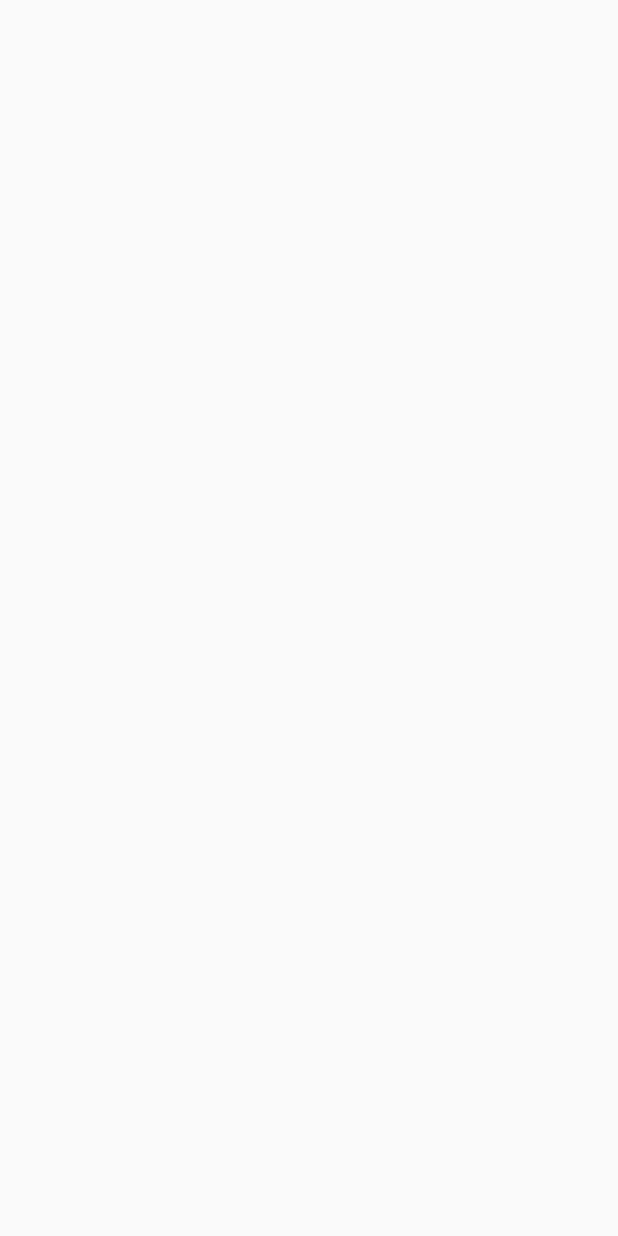
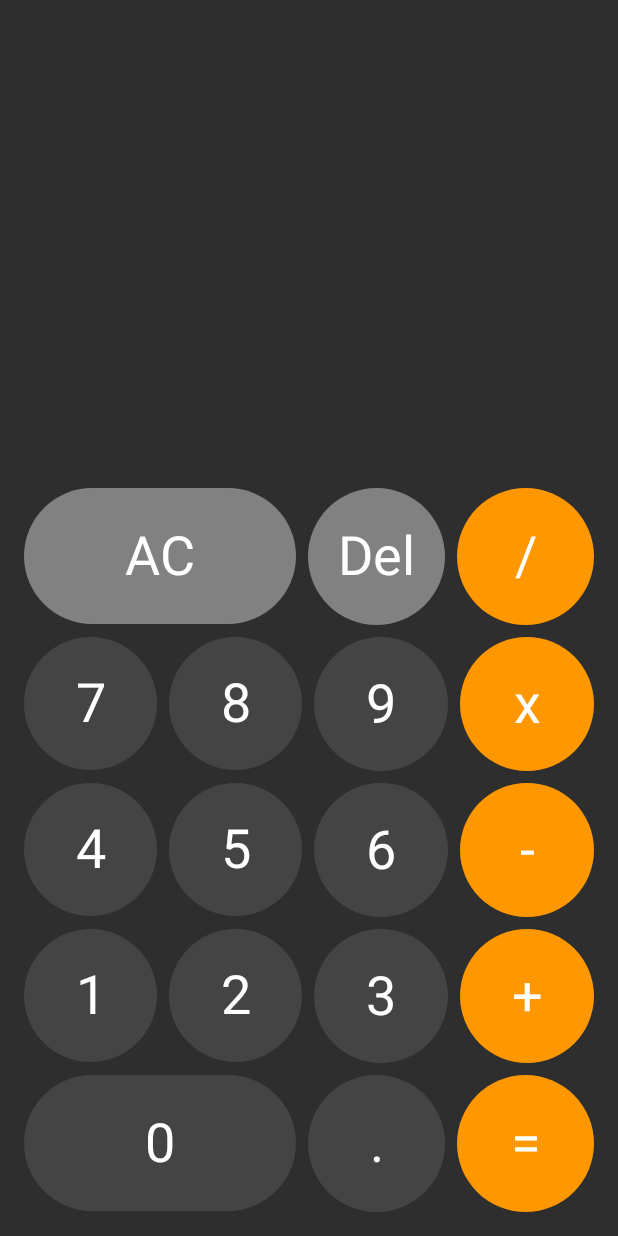
Before and after one commit to adutwum-soft/calculatorApp, an Android app built with Jetpack Compose: the screen it shows after launch (MainActivity), on a phone screen of 412 x 824 dp. Before the commit the screen is empty. Run offline under Robolectric (Android 15) with nearby library versions, the phone set to English and light mode, and no system bars.

Commit message:
implement calculator

```diff
--- /dev/null
+++ b/app/src/main/java/com/example/calculatorapp/Calculator.kt
@@ -0,0 +1,263 @@
+package com.example.calculatorapp
+
+import androidx.compose.foundation.background
+import androidx.compose.foundation.layout.*
+import androidx.compose.material.Text
+import androidx.compose.runtime.Composable
+import androidx.compose.ui.Alignment
+import androidx.compose.ui.Modifier
+import androidx.compose.ui.graphics.Color
+import androidx.compose.ui.text.font.FontWeight
+import androidx.compose.ui.text.style.TextAlign
+import androidx.compose.ui.unit.Dp
+import androidx.compose.ui.unit.dp
+import androidx.compose.ui.unit.sp
+import com.example.calculatorapp.ui.theme.LightGray
+import com.example.calculatorapp.ui.theme.Orange
+
+/**
+ * Created by Patrick Adutwum on 21/11/2022.
+ */
+
+@Composable
+fun Calculator(
+    state: CalculatorState,
+    buttonSpacing: Dp = 8.dp,
+    modifier: Modifier,
+    onAction: (CalculatorAction) -> Unit
+){
+    Box(modifier = modifier) {
+        Column(
+            modifier = Modifier
+                .fillMaxWidth()
+                .align(Alignment.BottomCenter),
+            verticalArrangement = Arrangement.spacedBy(buttonSpacing)
+        ) {
+            Text(
+                text = state.number1 + (state.operation?.symbol ?: "") + state.number2,
+                textAlign = TextAlign.End,
+                modifier = Modifier
+                    .fillMaxWidth()
+                    .padding(vertical = 32.dp),
+                fontWeight = FontWeight.Light,
+                fontSize = 80.sp,
+                color = Color.White,
+                maxLines = 2,
+            )
+            Row (
+                modifier = Modifier
+                    .fillMaxWidth(),
+                horizontalArrangement = Arrangement.spacedBy(buttonSpacing)
+            ){
+                CalculatorButton(
+                    symbol = "AC",
+                    modifier = Modifier
+                        .background(LightGray)
+                        .aspectRatio(2f)
+                        .weight(2f),
+                    onClick = {
+                        onAction(CalculatorAction.Clear)
+                    }
+                )
+                CalculatorButton(
+                    symbol = "Del",
+                    modifier = Modifier
+                        .background(LightGray)
+                        .aspectRatio(1f)
+                        .weight(1f),
+                    onClick = {
+                        onAction(CalculatorAction.Delete)
+                    }
+                )
+                CalculatorButton(
+                    symbol = "/",
+                    modifier = Modifier
+                        .background(Orange)
+                        .aspectRatio(1f)
+                        .weight(1f),
+                    onClick = {
+                        onAction(CalculatorAction.Operation(CalculatorOperation.Divide))
+                    }
+                )
+            }
+
+            Row (
+                modifier = Modifier
+                    .fillMaxWidth(),
+                horizontalArrangement = Arrangement.spacedBy(buttonSpacing)
+            ){
+                CalculatorButton(
+                    symbol = "7",
+                    modifier = Modifier
+                        .background(Color.DarkGray)
+                        .aspectRatio(1f)
+                        .weight(1f),
+                    onClick = {
+                        onAction(CalculatorAction.Number(7))
+                    }
+                )
+                CalculatorButton(
+                    symbol = "8",
+                    modifier = Modifier
+                        .background(Color.DarkGray)
+                        .aspectRatio(1f)
+                        .weight(1f),
+                    onClick = {
+                        onAction(CalculatorAction.Number(8))
+                    }
+                )
+                CalculatorButton(
+                    symbol = "9",
+                    modifier = Modifier
+                        .background(Color.DarkGray)
+                        .aspectRatio(1f)
+                        .weight(1f),
+                    onClick = {
+                        onAction(CalculatorAction.Number(9))
+                    }
+                )
+                CalculatorButton(
+                    symbol = "x",
+                    modifier = Modifier
+                        .background(Orange)
+                        .aspectRatio(1f)
+                        .weight(1f),
+                    onClick = {
+                        onAction(CalculatorAction.Operation(CalculatorOperation.Multiply))
+                    }
+                )
+            }
+
+            Row (
+                modifier = Modifier
+                    .fillMaxWidth(),
+                horizontalArrangement = Arrangement.spacedBy(buttonSpacing)
+            ){
+                CalculatorButton(
+                    symbol = "4",
+                    modifier = Modifier
+                        .background(Color.DarkGray)
+                        .aspectRatio(1f)
+                        .weight(1f),
+                    onClick = {
+                        onAction(CalculatorAction.Number(4))
+                    }
+                )
+                CalculatorButton(
+                    symbol = "5",
+                    modifier = Modifier
+                        .background(Color.DarkGray)
+                        .aspectRatio(1f)
+                        .weight(1f),
+                    onClick = {
+                        onAction(CalculatorAction.Number(5))
+                    }
+                )
+                CalculatorButton(
+                    symbol = "6",
+                    modifier = Modifier
+                        .background(Color.DarkGray)
+                        .aspectRatio(1f)
+                        .weight(1f),
+                    onClick = {
+                        onAction(CalculatorAction.Number(6))
+                    }
+                )
+                CalculatorButton(
+                    symbol = "-",
+                    modifier = Modifier
+                        .background(Orange)
+                        .aspectRatio(1f)
+                        .weight(1f),
+                    onClick = {
+                        onAction(CalculatorAction.Operation(CalculatorOperation.Subtract))
+                    }
+                )
+            }
+
+            Row (
+                modifier = Modifier
+                    .fillMaxWidth(),
+                horizontalArrangement = Arrangement.spacedBy(buttonSpacing)
+            ){
+                CalculatorButton(
+                    symbol = "1",
+                    modifier = Modifier
+                        .background(Color.DarkGray)
+                        .aspectRatio(1f)
+                        .weight(1f),
+                    onClick = {
+                        onAction(CalculatorAction.Number(1))
+                    }
+                )
+                CalculatorButton(
+                    symbol = "2",
+                    modifier = Modifier
+                        .background(Color.DarkGray)
+                        .aspectRatio(1f)
+                        .weight(1f),
+                    onClick = {
+                        onAction(CalculatorAction.Number(2))
+                    }
+                )
+                CalculatorButton(
+                    symbol = "3",
+                    modifier = Modifier
+                        .background(Color.DarkGray)
+                        .aspectRatio(1f)
+                        .weight(1f),
+                    onClick = {
+                        onAction(CalculatorAction.Number(3))
+                    }
+                )
+                CalculatorButton(
+                    symbol = "+",
+                    modifier = Modifier
+                        .background(Orange)
+                        .aspectRatio(1f)
+                        .weight(1f),
+                    onClick = {
+                        onAction(CalculatorAction.Operation(CalculatorOperation.Add))
+                    }
+                )
+            }
+
+            Row (
+                modifier = Modifier
+                    .fillMaxWidth(),
+                horizontalArrangement = Arrangement.spacedBy(buttonSpacing)
+            ){
+                CalculatorButton(
+                    symbol = "0",
+                    modifier = Modifier
+                        .background(Color.DarkGray)
+                        .aspectRatio(2f)
+                        .weight(2f),
+                    onClick = {
+                        onAction(CalculatorAction.Number(0))
+                    }
+                )
+                CalculatorButton(
+                    symbol = ".",
+                    modifier = Modifier
+                        .background(Color.DarkGray)
+                        .aspectRatio(1f)
+                        .weight(1f),
+                    onClick = {
+                        onAction(CalculatorAction.Decimal)
+                    }
+                )
+                CalculatorButton(
+                    symbol = "=",
+                    modifier = Modifier
+                        .background(Orange)
+                        .aspectRatio(1f)
+                        .weight(1f),
+                    onClick = {
+                        onAction(CalculatorAction.Calculate)
+                    }
+                )
+            }
+        }
+    }
+}
--- /dev/null
+++ b/app/src/main/java/com/example/calculatorapp/CalculatorButton.kt
@@ -0,0 +1,37 @@
+package com.example.calculatorapp
+
+import androidx.compose.foundation.clickable
+import androidx.compose.foundation.layout.Box
+import androidx.compose.foundation.shape.CircleShape
+import androidx.compose.material.Text
+import androidx.compose.runtime.Composable
+import androidx.compose.ui.Alignment
+import androidx.compose.ui.Modifier
+import androidx.compose.ui.draw.clip
+import androidx.compose.ui.graphics.Color
+import androidx.compose.ui.unit.sp
+
+/**
+ * Created by Patrick Adutwum on 21/11/2022.
+ */
+
+@Composable
+fun CalculatorButton(
+    symbol: String,
+    modifier: Modifier,
+    onClick: () -> Unit
+){
+    Box(
+        contentAlignment = Alignment.Center,
+        modifier = Modifier
+            .clip(shape = CircleShape)
+            .clickable { onClick() }
+            .then(modifier)
+    ){
+        Text(
+            text = symbol,
+            fontSize = 36.sp,
+            color = Color.White,
+        )
+    }
+}
--- /dev/null
+++ b/app/src/main/java/com/example/calculatorapp/CalculatorState.kt
@@ -0,0 +1,10 @@
+package com.example.calculatorapp
+
+/**
+ * Created by Patrick Adutwum on 21/11/2022.
+ */
+data class CalculatorState(
+    val number1: String = "",
+    val number2: String = "",
+    val operation: CalculatorOperation? = null
+)
--- a/app/src/main/java/com/example/calculatorapp/MainActivity.kt
+++ b/app/src/main/java/com/example/calculatorapp/MainActivity.kt
@@ -3,14 +3,21 @@ package com.example.calculatorapp
 import android.os.Bundle
 import androidx.activity.ComponentActivity
 import androidx.activity.compose.setContent
+import androidx.compose.foundation.background
 import androidx.compose.foundation.layout.fillMaxSize
+import androidx.compose.foundation.layout.padding
 import androidx.compose.material.MaterialTheme
 import androidx.compose.material.Surface
 import androidx.compose.material.Text
 import androidx.compose.runtime.Composable
 import androidx.compose.ui.Modifier
+import androidx.compose.ui.graphics.Color
 import androidx.compose.ui.tooling.preview.Preview
+import androidx.compose.ui.unit.dp
+import androidx.lifecycle.ViewModel
+import androidx.lifecycle.viewmodel.compose.viewModel
 import com.example.calculatorapp.ui.theme.CalculatorAppTheme
+import com.example.calculatorapp.ui.theme.MediumGray
 
 class MainActivity : ComponentActivity() {
     override fun onCreate(savedInstanceState: Bundle?) {
@@ -18,7 +25,19 @@ class MainActivity : ComponentActivity() {
         setContent {
             CalculatorAppTheme {
                 // A surface container using the 'background' color from the theme
+                val viewModel = viewModel<CalculatorViewModel>()
+                val state  = viewModel.state
+                val buttonSpacing = 8.dp
 
+                Calculator(
+                    state = state,
+                    buttonSpacing = buttonSpacing,
+                    modifier = Modifier
+                        .fillMaxSize()
+                        .background(MediumGray)
+                        .padding(16.dp),
+                    onAction = viewModel::onAction
+                )
             }
         }
     }
--- a/app/src/main/java/com/example/calculatorapp/ui/theme/Color.kt
+++ b/app/src/main/java/com/example/calculatorapp/ui/theme/Color.kt
@@ -6,3 +6,7 @@ val Purple200 = Color(0xFFBB86FC)
 val Purple500 = Color(0xFF6200EE)
 val Purple700 = Color(0xFF3700B3)
 val Teal200 = Color(0xFF03DAC5)
+
+val MediumGray = Color(0xFF2E2E2E)
+val LightGray = Color(0xFF818181)
+val Orange = Color(0xFFFF9800)
```
Also changed, not shown: app/src/main/java/com/example/calculatorapp/CalculatorAction.kt (added, +15 -0 lines), app/src/main/java/com/example/calculatorapp/CalculatorOperation.kt (added, +11 -0 lines), app/src/main/java/com/example/calculatorapp/CalculatorViewModel.kt (added, +94 -0 lines).
